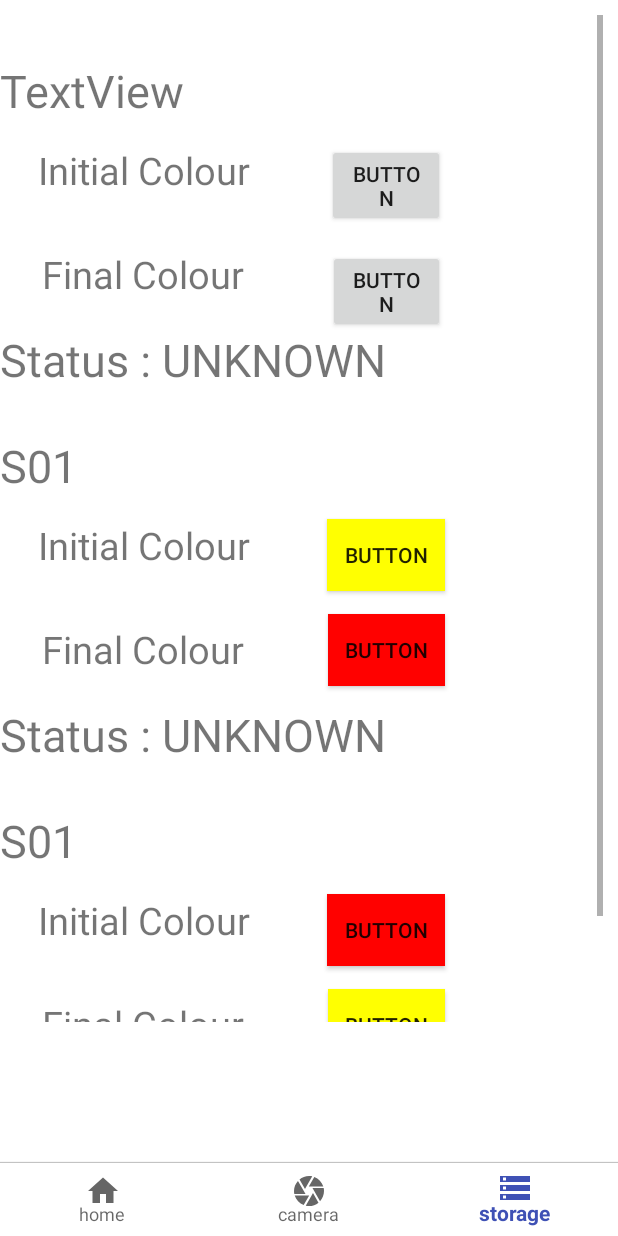
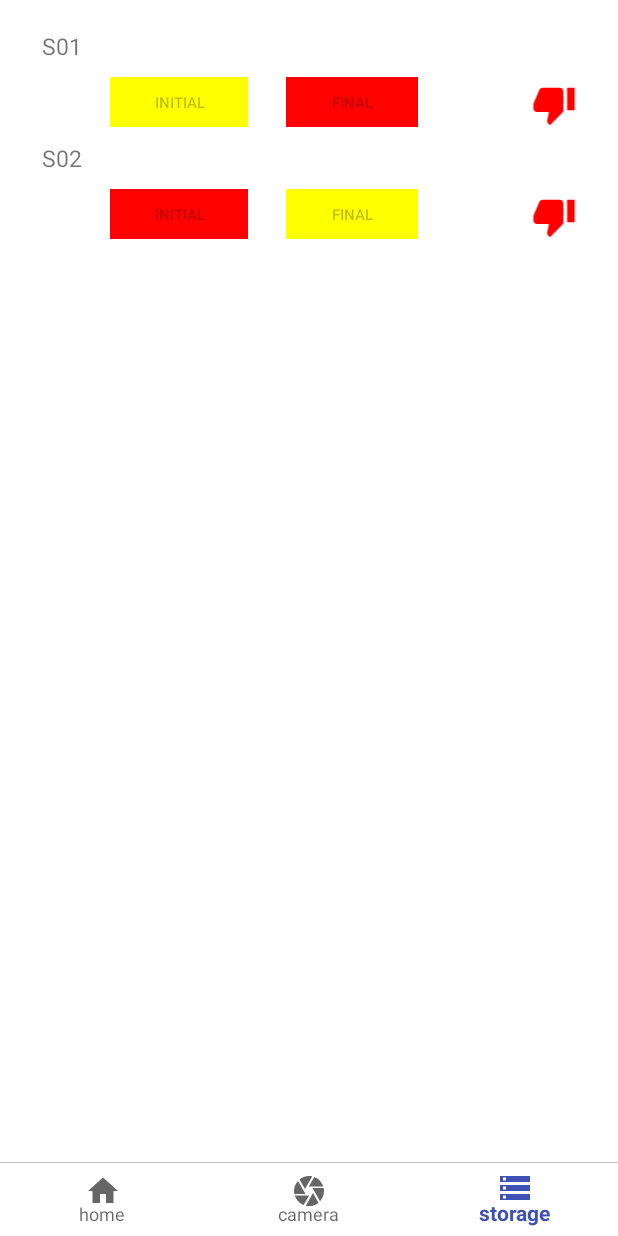
Before and after one commit to ipavi99/AndroidColorDetector1, an Android app: the screen it shows after launch (ActivityStorage), item 3 of the bottom bar chosen, on a phone screen of 412 x 824 dp. Run offline under Robolectric (Android 15) with nearby library versions, the phone set to English and light mode, and no system bars; 1 statement that could not run was skipped.

Commit message:
final commit

```diff
--- a/app/src/main/AndroidManifest.xml
+++ b/app/src/main/AndroidManifest.xml
@@ -1,6 +1,8 @@
 <?xml version="1.0" encoding="utf-8"?>
 <manifest xmlns:android="http://schemas.android.com/apk/res/android"
     package="com.example.pavithran.colourdetector">
+
+    <uses-permission android:name="android.permission.WAKE_LOCK"></uses-permission>
 
     <application
         android:allowBackup="true"
--- a/app/src/main/java/com/example/pavithran/colourdetector/ActivityStorage.java
+++ b/app/src/main/java/com/example/pavithran/colourdetector/ActivityStorage.java
@@ -2,6 +2,7 @@ package com.example.pavithran.colourdetector;
 
 import android.content.Intent;
 import android.content.SharedPreferences;
+import android.database.Cursor;
 import android.os.Bundle;
 import android.support.annotation.NonNull;
 import android.support.annotation.Nullable;
@@ -21,11 +22,12 @@ import java.util.List;
 
 public class ActivityStorage extends AppCompatActivity {
 
-    ImageView image;
     public static final String mysample = "MySample";
     private List<sample>sList = new ArrayList<>();
     RecyclerView recyclerView;
     sampleadapter mAdapter;
+
+    DatabaseHelper database;
 
 
 
@@ -34,6 +36,8 @@ public class ActivityStorage extends AppCompatActivity {
         super.onCreate(savedInstanceState);
         setContentView(R.layout.activity_stor);
 
+        database = new DatabaseHelper(this);
+
         recyclerView=findViewById(R.id.recycler_view);
         mAdapter = new sampleadapter(sList);
 
@@ -41,9 +45,38 @@ public class ActivityStorage extends AppCompatActivity {
 
 
         final sample s = (sample) getIntent().getSerializableExtra("SampleObject");
-        sList.add(s);
-        mAdapter.notifyDataSetChanged();
-//        Toast.makeText(this, s.getSamplename(), Toast.LENGTH_SHORT).show();
+
+
+
+
+        boolean xyz = database.insertData(s.getSamplename(),s.getC1(),s.getC2(),s.getStat());
+
+        if(xyz == true){
+            Toast.makeText(this, "SUCCESSFUL", Toast.LENGTH_SHORT).show();
+        }
+        else{
+            Toast.makeText(this, "FAILURE", Toast.LENGTH_SHORT).show();
+        }
+
+
+        int i = 0;
+        Cursor res = database.getAllData();
+        while(res.moveToNext()){
+
+            sample s1 = new sample();
+
+            s1.setSamplename(res.getString(1));
+            s1.setC1(Integer.parseInt(res.getString(2)));
+            s1.setC2(Integer.parseInt(res.getString(3)));
+            sList.add(s1);
+            Toast.makeText(this,res.getString(1) , Toast.LENGTH_SHORT).show();
+            Toast.makeText(this, String.valueOf(i), Toast.LENGTH_SHORT).show();
+            i=i+1;
+        }
+
+
+
+
 
         recyclerView.setAdapter(mAdapter);
         RecyclerView.LayoutManager mLayoutManager = new LinearLayoutManager(getApplicationContext());
@@ -55,7 +88,7 @@ public class ActivityStorage extends AppCompatActivity {
 
 
 
-
+        mAdapter.notifyDataSetChanged();
 
 
 
@@ -95,7 +128,7 @@ public class ActivityStorage extends AppCompatActivity {
         sample s1 = new sample("S01","nil",-255,"nil",-65280);
         sList.add(s1);
 
-        s1 = s1 = new sample("S01","nil",-65280,"nil",-255);
+        s1 = s1 = new sample("S02","nil",-65280,"nil",-255);
         sList.add(s1);
 
         mAdapter.notifyDataSetChanged();
--- /dev/null
+++ b/app/src/main/java/com/example/pavithran/colourdetector/DatabaseHelper.java
@@ -0,0 +1,85 @@
+package com.example.pavithran.colourdetector;
+
+import android.content.ContentValues;
+import android.content.Context;
+import android.database.Cursor;
+import android.database.sqlite.SQLiteDatabase;
+import android.database.sqlite.SQLiteOpenHelper;
+import android.support.annotation.Nullable;
+import android.support.design.widget.TabLayout;
+
+public class DatabaseHelper extends SQLiteOpenHelper {
+
+
+    public static final String DATABASE_NAME = "sampledb.db";
+    public static final String TABLE_NAME = "sampletable";
+    public static final String SAMPLENAME = "SampleName";
+    public static final String S_COLOUR1 = "Colour1";
+    public static final String S_COLOUR2 = "Colour2";
+    public static final String STATUS = "Status";
+
+
+    public DatabaseHelper(@Nullable Context context) {
+        super(context, DATABASE_NAME, null, 1);
+
+
+    }
+
+
+    @Override
+    public void onCreate(SQLiteDatabase sqLiteDatabase) {
+
+
+        sqLiteDatabase.execSQL("create table "+ TABLE_NAME+" (ID INTEGER PRIMARY KEY AUTOINCREMENT, "+
+                SAMPLENAME+" TEXT, "+
+                S_COLOUR1+" INTEGER, "+
+                S_COLOUR2+" INTEGER, "+
+                STATUS+" INTEGER "+
+                ")");
+
+    }
+
+    @Override
+    public void onUpgrade(SQLiteDatabase sqLiteDatabase, int i, int i1) {
+
+        sqLiteDatabase.execSQL("DROP TABLE IF EXISTS "+TABLE_NAME);
+        onCreate(sqLiteDatabase);
+
+    }
+
+    public boolean insertData(String name, int c1,int c2, boolean status){
+        SQLiteDatabase sqLiteDatabase = this.getWritableDatabase();
+        ContentValues contentValues = new ContentValues();
+        contentValues.put(SAMPLENAME,name);
+        contentValues.put(S_COLOUR1,c1);
+        contentValues.put(S_COLOUR2,c2);
+
+
+        if(status == true)
+            contentValues.put(STATUS,1);
+        else
+            contentValues.put(STATUS,0);
+
+        long result = sqLiteDatabase.insert(TABLE_NAME,null,contentValues);
+
+        if(result==-1)
+            return false;
+        else
+            return  true;
+    }
+
+    public Cursor getAllData(){
+
+        SQLiteDatabase sqLiteDatabase = this.getWritableDatabase();
+        Cursor res = sqLiteDatabase.rawQuery("select * from "+TABLE_NAME,null);
+                return res;
+
+    }
+
+    public void droptab(){
+        SQLiteDatabase sqLiteDatabase = this.getWritableDatabase();
+        sqLiteDatabase.execSQL("DROP TABLE "+TABLE_NAME);
+    }
+
+
+}
--- a/app/src/main/java/com/example/pavithran/colourdetector/sample.java
+++ b/app/src/main/java/com/example/pavithran/colourdetector/sample.java
@@ -1,4 +1,6 @@
 package com.example.pavithran.colourdetector;
+
+import android.graphics.Color;
 
 import java.io.Serializable;
 
@@ -9,6 +11,7 @@ public class sample implements Serializable {
     private int c2;
     private String colour1;
     private String colour2;
+    private boolean stat;
 
     public sample() {
         samplename = "";
@@ -24,6 +27,13 @@ public class sample implements Serializable {
         this.c2 = c2;
         this.colour1 = colour1;
         this.colour2 = colour2;
+        int x,y;
+        x = Color.blue(this.c2);
+        y =Color.green(this.c2);
+        if(x>y)
+            stat = true;
+        else
+            stat = false;
     }
 
     public int getC1() { return c1; }
@@ -32,7 +42,17 @@ public class sample implements Serializable {
 
     public int getC2() { return c2; }
 
-    public void setC2(int c2) { this.c2 = c2; }
+    public void setC2(int c2)
+    {
+        this.c2 = c2;
+        int x,y;
+        x = Color.blue(this.c2);
+        y =Color.green(this.c2);
+        if(x>y)
+            stat = true;
+        else
+            stat = false;
+    }
 
     public String getSamplename() {
         return samplename;
@@ -57,4 +77,8 @@ public class sample implements Serializable {
     public void setColour2(String colour2) {
         this.colour2 = colour2;
     }
+
+    public boolean getStat() {
+        return stat;
+    }
 }
--- a/app/src/main/java/com/example/pavithran/colourdetector/sampleadapter.java
+++ b/app/src/main/java/com/example/pavithran/colourdetector/sampleadapter.java
@@ -8,6 +8,7 @@ import android.view.LayoutInflater;
 import android.view.View;
 import android.view.ViewGroup;
 import android.widget.Button;
+import android.widget.ImageView;
 import android.widget.TextView;
 
 import java.util.List;
@@ -37,8 +38,18 @@ public class sampleadapter extends RecyclerView.Adapter<sampleadapter.MyViewHold
 
         sample sample = sampleList.get(position);
         myViewHolder.samplename.setText(sample.getSamplename());
-        myViewHolder.dispc1.setBackgroundColor(sample.getC1());
-        myViewHolder.dispc2.setBackgroundColor(sample.getC2());
+        myViewHolder.dispc1.setBackgroundColor(sample.getC2());
+        myViewHolder.dispc1.setEnabled(false);
+        myViewHolder.dispc2.setBackgroundColor(sample.getC1());
+        myViewHolder.dispc2.setEnabled(false);
+        if(sample.getStat()==true)
+        {
+            myViewHolder.samplestatus.setImageResource(R.drawable.ic_thumb_up);
+        }
+        else
+        {
+            myViewHolder.samplestatus.setImageResource(R.drawable.ic_thumb_down_black_24dp);
+        }
 
     }
 
@@ -50,14 +61,15 @@ public class sampleadapter extends RecyclerView.Adapter<sampleadapter.MyViewHold
 
     public class MyViewHolder extends RecyclerView.ViewHolder{
 
-        public TextView samplename, samplestatus;
+        public TextView samplename;
+        public ImageView samplestatus;
         public Button dispc1, dispc2;
 
         public MyViewHolder(View view){
 
             super(view);
             samplename = view.findViewById(R.id.sname);
-            samplestatus = view.findViewById(R.id.status);
+            samplestatus = view.findViewById(R.id.imgThumb);
             dispc1 = view.findViewById(R.id.c1);
             dispc2 = view.findViewById(R.id.c2);
         }
--- /dev/null
+++ b/app/src/main/res/drawable/ic_thumb_down_black_24dp.xml
@@ -0,0 +1,5 @@
+<vector android:height="24dp" android:tint="#FF0000"
+    android:viewportHeight="24.0" android:viewportWidth="24.0"
+    android:width="24dp" xmlns:android="http://schemas.android.com/apk/res/android">
+    <path android:fillColor="#FF000000" android:pathData="M15,3L6,3c-0.83,0 -1.54,0.5 -1.84,1.22l-3.02,7.05c-0.09,0.23 -0.14,0.47 -0.14,0.73v1.91l0.01,0.01L1,14c0,1.1 0.9,2 2,2h6.31l-0.95,4.57 -0.03,0.32c0,0.41 0.17,0.79 0.44,1.06L9.83,23l6.59,-6.59c0.36,-0.36 0.58,-0.86 0.58,-1.41L17,5c0,-1.1 -0.9,-2 -2,-2zM19,3v12h4L23,3h-4z"/>
+</vector>
--- /dev/null
+++ b/app/src/main/res/drawable/ic_thumb_up.xml
@@ -0,0 +1,5 @@
+<vector android:height="24dp" android:tint="#00FF00"
+    android:viewportHeight="24.0" android:viewportWidth="24.0"
+    android:width="24dp" xmlns:android="http://schemas.android.com/apk/res/android">
+    <path android:fillColor="#FF000000" android:pathData="M1,21h4L5,9L1,9v12zM23,10c0,-1.1 -0.9,-2 -2,-2h-6.31l0.95,-4.57 0.03,-0.32c0,-0.41 -0.17,-0.79 -0.44,-1.06L14.17,1 7.59,7.59C7.22,7.95 7,8.45 7,9v10c0,1.1 0.9,2 2,2h9c0.83,0 1.54,-0.5 1.84,-1.22l3.02,-7.05c0.09,-0.23 0.14,-0.47 0.14,-0.73v-1.91l-0.01,-0.01L23,10z"/>
+</vector>
--- a/app/src/main/res/layout/sample_list_item.xml
+++ b/app/src/main/res/layout/sample_list_item.xml
@@ -7,80 +7,57 @@
 
     <TextView
         android:id="@+id/sname"
-        android:layout_width="match_parent"
+        android:layout_width="wrap_content"
         android:layout_height="wrap_content"
         android:layout_alignParentStart="true"
         android:layout_alignParentTop="true"
         android:layout_alignParentEnd="true"
-        android:layout_marginStart="0dp"
-        android:layout_marginTop="30dp"
+        android:layout_marginStart="28dp"
         android:layout_marginLeft="10dp"
-        android:layout_marginEnd="0dp"
+        android:layout_marginTop="10dp"
+        android:layout_marginEnd="26dp"
         android:text="TextView"
-        android:textSize="30dp"
+        android:textSize="15dp"
         app:layout_constraintEnd_toEndOf="parent"
         app:layout_constraintStart_toStartOf="parent"
         app:layout_constraintTop_toTopOf="parent" />
 
-    <TextView
-        android:id="@+id/colour1"
-        android:layout_width="wrap_content"
-        android:layout_height="40dp"
-        android:layout_below="@+id/sname"
-        android:layout_alignParentStart="true"
-        android:layout_marginStart="25dp"
-        android:layout_marginTop="15dp"
-        android:text="@string/initial_colour"
-        android:textSize="25dp" />
-
     <Button
         android:id="@+id/c1"
         android:layout_width="wrap_content"
-        android:layout_height="wrap_content"
+        android:layout_height="33dp"
         android:layout_below="@+id/sname"
         android:layout_alignParentEnd="true"
-        android:layout_marginStart="51dp"
-        android:layout_marginTop="15dp"
-        android:layout_marginEnd="105dp"
-        android:layout_toEndOf="@+id/colour1"
-        android:text="Button" />
-
-    <TextView
-        android:id="@+id/colour2"
-        android:layout_width="wrap_content"
-        android:layout_height="40dp"
-        android:layout_below="@+id/colour1"
-        android:layout_alignParentStart="true"
-        android:layout_marginStart="28dp"
-        android:layout_marginTop="29dp"
-        android:text="@string/final_colour"
-        android:textSize="25dp" />
+        android:layout_marginTop="10dp"
+        android:layout_marginEnd="123dp"
+        android:text="final"
+        android:textSize="10dp" />
 
     <Button
         android:id="@+id/c2"
-        android:layout_width="wrap_content"
-        android:layout_height="wrap_content"
-        android:layout_below="@+id/c1"
-        android:layout_alignParentEnd="true"
-        android:layout_marginStart="56dp"
-        android:layout_marginTop="15dp"
-        android:layout_marginEnd="105dp"
-        android:layout_toEndOf="@+id/colour2"
-        android:text="Button" />
+        android:layout_width="102dp"
+        android:layout_height="33dp"
+        android:layout_below="@+id/sname"
+        android:layout_alignParentStart="true"
+        android:layout_marginStart="73dp"
+        android:layout_marginTop="10dp"
+        android:layout_marginEnd="25dp"
+        android:layout_toStartOf="@+id/c1"
 
-    <TextView
-        android:id="@+id/status"
-        android:layout_width="match_parent"
-        android:layout_height="wrap_content"
-        android:layout_below="@+id/colour2"
+        android:text="initial"
+        android:textSize="10dp" />
+
+    <ImageView
+        android:id="@+id/imgThumb"
+        android:layout_width="30dp"
+        android:layout_height="30dp"
+        android:layout_below="@+id/sname"
         android:layout_alignParentStart="true"
         android:layout_alignParentEnd="true"
-        android:layout_marginLeft="10dp"
-        android:layout_marginStart="0dp"
-        android:layout_marginTop="14dp"
-        android:layout_marginEnd="15dp"
-        android:text="Status : UNKNOWN"
-        android:textSize="30dp" />
+        android:layout_marginStart="354dp"
+        android:layout_marginTop="13dp"
+        android:layout_marginEnd="17dp"
+        app:srcCompat="@drawable/ic_thumb_up" />
 
 
 </RelativeLayout>
--- a/build.gradle
+++ b/build.gradle
@@ -7,7 +7,7 @@ buildscript {
         jcenter()
     }
     dependencies {
-        classpath 'com.android.tools.build:gradle:3.4.0'
+        classpath 'com.android.tools.build:gradle:3.4.1'
 
 
         // NOTE: Do not place your application dependencies here; they belong
```
Also changed, not shown: app/src/main/java/com/example/pavithran/colourdetector/Activity2Camera.java (+25 -3 lines), app/src/main/java/com/example/pavithran/colourdetector/ActivityCamera.java (+71 -44 lines), app/src/main/java/com/example/pavithran/colourdetector/SelectActivity.java (+93 -17 lines), app/src/main/res/layout/activity_main.xml (+9 -0 lines), app/src/main/res/layout/activity_select.xml (+23 -3 lines), app/src/main/res/drawable/barclogo.png (added), 2 other files.
